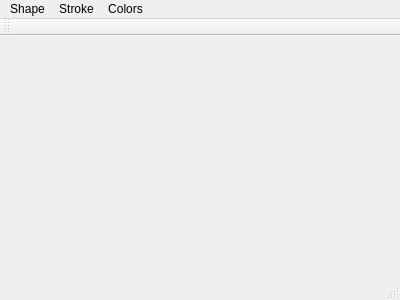
Before: the Qt Designer form Programming/xPaint/xPaint/xpaintwindow.ui in d-kunin/bsuir-cs, drawn with Qt 5.
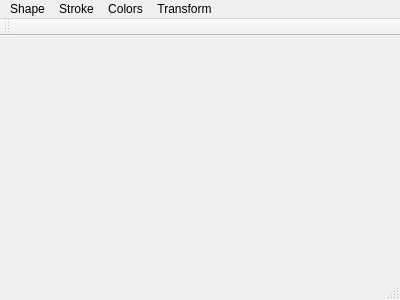
After: the same form once the commit is applied.

What changed in the file:
```diff
--- a/Programming/xPaint/xPaint/xpaintwindow.ui
+++ b/Programming/xPaint/xPaint/xpaintwindow.ui
@@ -60,9 +60,19 @@
     <addaction name="actionStroke_Color"/>
     <addaction name="actionFill_Color"/>
    </widget>
+   <widget class="QMenu" name="menuTransform">
+    <property name="title">
+     <string>Transform</string>
+    </property>
+    <addaction name="actionScale_Up"/>
+    <addaction name="actionScale_Down"/>
+    <addaction name="actionRotate_CW"/>
+    <addaction name="actionRotate_CCW"/>
+   </widget>
    <addaction name="menuSelect_Tool"/>
    <addaction name="menuStroke"/>
    <addaction name="menuColors"/>
+   <addaction name="menuTransform"/>
   </widget>
   <widget class="QToolBar" name="mainToolBar">
    <attribute name="toolBarArea">
```
Left out of the diff: 20 changed lines with no effect on the pictures.
